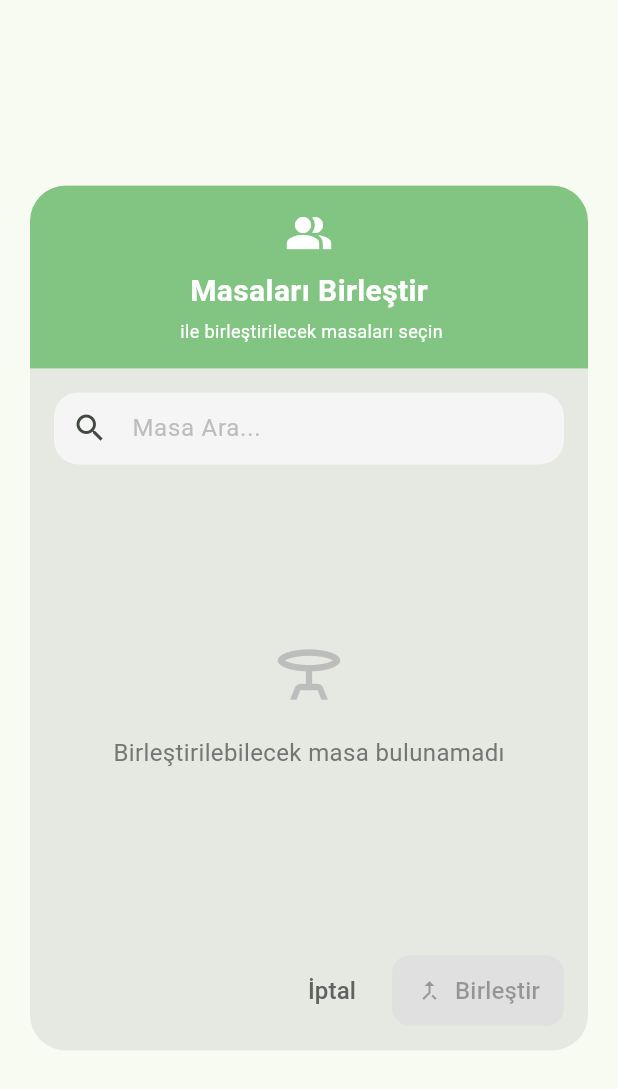
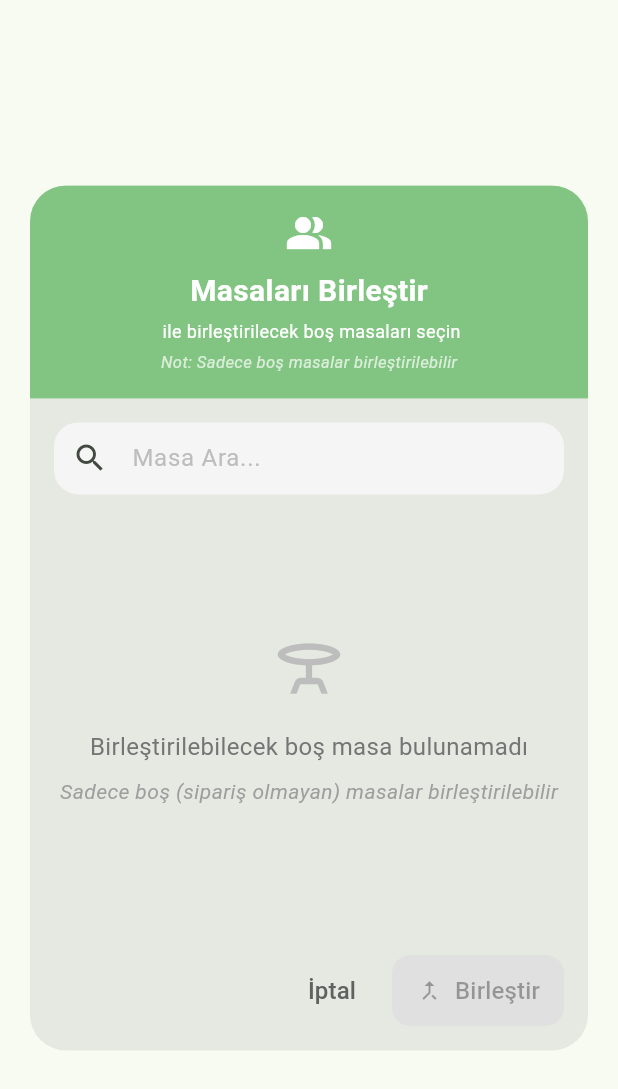
Before and after one commit to gorkemoa/pos701, a Flutter app: the TableMergeDialog widget shown alone on an empty page, opened directly with empty values, on a phone screen of 412 x 824 dp. Shown: the top 1089 px of the screen. Run offline on Flutter 3.47's test engine with Material 3 defaults, Android fonts, the light colour scheme and no system bars; our stand-ins replace dio, fl_chart, logger, shared_preferences; accounts and stored records are empty; network calls fail.

Commit message:
Masa birleştirme işlemi için yalnızca boş masaların listelenmesi sağlandı. Kullanıcı arayüzünde boş masalarla ilgili bilgilendirme metinleri eklendi ve aktif masalar için gösterim güncellendi.

```diff
--- a/lib/viewmodels/tables_viewmodel.dart
+++ b/lib/viewmodels/tables_viewmodel.dart
@@ -146,7 +146,10 @@ class TablesViewModel extends ChangeNotifier {
   // Seçilen masa dışındaki tüm aktif ve pasif masaları döndürür
   List<TableItem> getAvailableTablesForMerge(int excludeTableID) {
     final allTables = regions.expand((region) => region.tables).toList();
-    return allTables.where((table) => table.tableID != excludeTableID).toList();
+    // Sadece pasif masaları listele (aktif masalar birleştirilemez)
+    return allTables.where((table) =>
+      table.tableID != excludeTableID && !table.isActive
+    ).toList();
   }
 
   void clearMessages() {
--- a/lib/widgets/table_merge_dialog.dart
+++ b/lib/widgets/table_merge_dialog.dart
@@ -191,10 +191,19 @@ class _TableMergeDialogState extends State<TableMergeDialog> {
                       ),
                       const SizedBox(height: 4),
                       Text(
-                        '${widget.mainTable.tableName} ile birleştirilecek masaları seçin',
+                        '${widget.mainTable.tableName} ile birleştirilecek boş masaları seçin',
                         style: const TextStyle(
                           color: Colors.white,
                           fontSize: 12,
+                        ),
+                      ),
+                      const SizedBox(height: 4),
+                      const Text(
+                        'Not: Sadece boş masalar birleştirilebilir',
+                        style: TextStyle(
+                          color: Colors.white70,
+                          fontSize: 11,
+                          fontStyle: FontStyle.italic,
                         ),
                       ),
                     ],
@@ -264,10 +273,19 @@ class _TableMergeDialogState extends State<TableMergeDialog> {
                             ),
                             const SizedBox(height: 16),
                             Text(
-                              'Birleştirilebilecek masa bulunamadı',
+                              'Birleştirilebilecek boş masa bulunamadı',
                               style: TextStyle(
                                 fontSize: 16,
                                 color: Colors.grey[600],
+                              ),
+                            ),
+                            const SizedBox(height: 8),
+                            Text(
+                              'Sadece boş (sipariş olmayan) masalar birleştirilebilir',
+                              style: TextStyle(
+                                fontSize: 14,
+                                color: Colors.grey[500],
+                                fontStyle: FontStyle.italic,
                               ),
                             ),
                           ],
@@ -305,19 +323,12 @@ class _TableMergeDialogState extends State<TableMergeDialog> {
                                     fontSize: 16,
                                   ),
                                 ),
-                                subtitle: table.isActive
-                                    ? Text(
-                                        'Aktif • ${table.orderAmount} ₺',
-                                        style: TextStyle(
-                                          color: isSelected ? primaryColor : Colors.grey[600],
-                                        ),
-                                      )
-                                    : Text(
-                                        'Boş Masa',
-                                        style: TextStyle(
-                                          color: isSelected ? primaryColor : Colors.grey[600],
-                                        ),
-                                      ),
+                                subtitle: Text(
+                                  'Boş Masa',
+                                  style: TextStyle(
+                                    color: isSelected ? primaryColor : Colors.grey[600],
+                                  ),
+                                ),
                                 leading: Container(
                                   padding: const EdgeInsets.all(8),
                                   decoration: BoxDecoration(
@@ -327,7 +338,7 @@ class _TableMergeDialogState extends State<TableMergeDialog> {
                                     borderRadius: BorderRadius.circular(12),
                                   ),
                                   child: Icon(
-                                    table.isActive ? Icons.table_bar : Icons.table_bar_outlined,
+                                    Icons.table_bar_outlined,
                                     color: isSelected ? Colors.white : primaryColor,
                                     size: 28,
                                   ),
```
